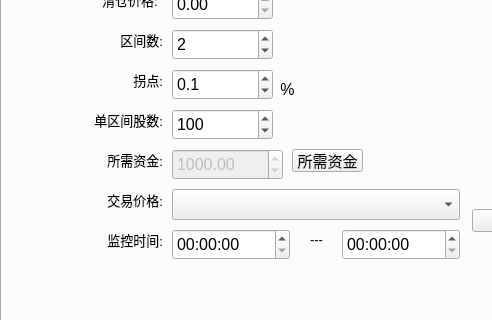
spartawwy/mytrd_proj, file TradeWinner/trade_winner.ui: the form before one commit; both pictures show x 0 to 492 and y 202 to 522 of the 910 by 620 pixel window.
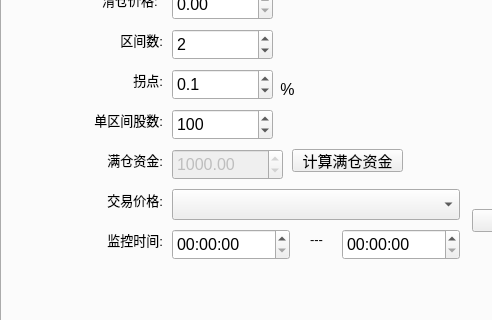
The form after the commit.

```diff
--- a/TradeWinner/trade_winner.ui
+++ b/TradeWinner/trade_winner.ui
@@ -2398,7 +2398,7 @@
        </font>
       </property>
       <property name="text">
-       <string>所需资金:</string>
+       <string>满仓资金:</string>
       </property>
       <property name="alignment">
        <set>Qt::AlignRight|Qt::AlignTrailing|Qt::AlignVCenter</set>
@@ -2546,7 +2546,7 @@
        <rect>
         <x>290</x>
         <y>280</y>
-        <width>71</width>
+        <width>111</width>
         <height>23</height>
        </rect>
       </property>
@@ -2556,7 +2556,7 @@
        </font>
       </property>
       <property name="text">
-       <string>所需资金</string>
+       <string>计算满仓资金</string>
       </property>
      </widget>
     </widget>
```
Left out of the diff: 2 changed lines with no effect on the pictures.
